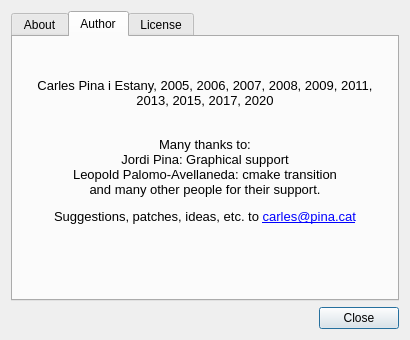
Above: gui/about.ui from cpina/qdacco before the change. Below: the same form after it.
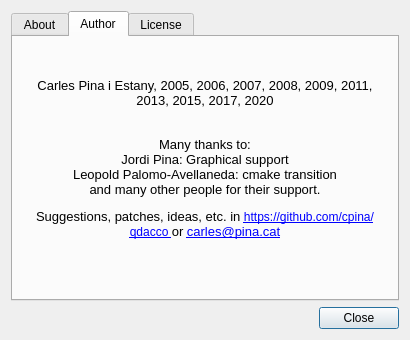
That is the form after the change. The open tabs and pages were chosen to show the change. Icons and pictures are not drawn.

```diff
--- a/gui/about.ui
+++ b/gui/about.ui
@@ -243,7 +243,7 @@
 &lt;p align=&quot;center&quot; style=&quot; margin-top:0px; margin-bottom:0px; margin-left:0px; margin-right:0px; -qt-block-indent:0; text-indent:0px;&quot;&gt;&lt;span style=&quot; font-size:10pt;&quot;&gt;Jordi Pina: Graphical support&lt;/span&gt;&lt;/p&gt;
 &lt;p align=&quot;center&quot; style=&quot; margin-top:0px; margin-bottom:0px; margin-left:0px; margin-right:0px; -qt-block-indent:0; text-indent:0px;&quot;&gt;&lt;span style=&quot; font-size:10pt;&quot;&gt;Leopold Palomo-Avellaneda: cmake transition&lt;/span&gt;&lt;/p&gt;
 &lt;p align=&quot;center&quot; style=&quot; margin-top:0px; margin-bottom:12px; margin-left:0px; margin-right:0px; -qt-block-indent:0; text-indent:0px;&quot;&gt;&lt;span style=&quot; font-size:10pt;&quot;&gt;and many other people for their support.&lt;/span&gt;&lt;/p&gt;
-&lt;p align=&quot;center&quot; style=&quot; margin-top:12px; margin-bottom:12px; margin-left:0px; margin-right:0px; -qt-block-indent:0; text-indent:0px;&quot;&gt;&lt;span style=&quot; font-size:10pt;&quot;&gt;Suggestions, patches, ideas, etc. to &lt;/span&gt;&lt;a href=&quot;mailto:carles@pina.cat&quot;&gt;&lt;span style=&quot; font-size:10pt; text-decoration: underline; color:#0000ff;&quot;&gt;carles@pina.cat&lt;/span&gt;&lt;/a&gt;&lt;/p&gt;&lt;/body&gt;&lt;/html&gt;</string>
+&lt;p align=&quot;center&quot; style=&quot; margin-top:12px; margin-bottom:12px; margin-left:0px; margin-right:0px; -qt-block-indent:0; text-indent:0px;&quot;&gt;&lt;span style=&quot; font-size:10pt;&quot;&gt;Suggestions, patches, ideas, etc. in &lt;/span&gt;&lt;a href=&quot;https://github.com/cpina/qdacco &quot;&gt;&lt;span style=&quot; text-decoration: underline; color:#0000ff;&quot;&gt;https://github.com/cpina/qdacco &lt;/span&gt;&lt;/a&gt;&lt;span style=&quot; font-size:10pt;&quot;&gt;or &lt;/span&gt;&lt;a href=&quot;mailto:carles@pina.cat&quot;&gt;&lt;span style=&quot; font-size:10pt; text-decoration: underline; color:#0000ff;&quot;&gt;carles@pina.cat&lt;/span&gt;&lt;/a&gt;&lt;/p&gt;&lt;/body&gt;&lt;/html&gt;</string>
          </property>
          <property name="alignment">
           <set>Qt::AlignLeading|Qt::AlignLeft|Qt::AlignTop</set>
```
